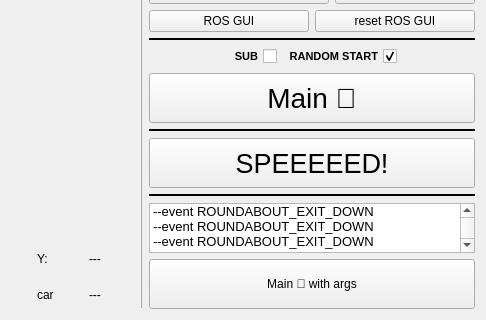
Before: the Qt Designer form include/bfmc_dashboard/dashboard_gui.ui in euhenn/bfmc_dashboard, drawn with Qt 5; both pictures show x 157 to 643 and y 200 to 520 of the 643 by 520 pixel window.
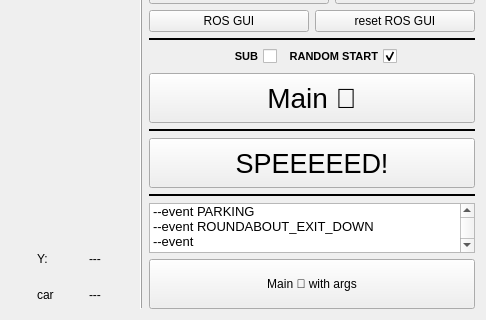
After: the same form once the commit is applied. Custom widgets are drawn as their Qt base class.

Commit message: the args button

Patch:
```diff
--- a/include/bfmc_dashboard/dashboard_gui.ui
+++ b/include/bfmc_dashboard/dashboard_gui.ui
@@ -791,7 +791,7 @@
              </property>
              <item>
               <property name="text">
-               <string>--event ROUNDABOUT_EXIT_DOWN </string>
+               <string>--event PARKING</string>
               </property>
              </item>
              <item>
@@ -801,12 +801,12 @@
              </item>
              <item>
               <property name="text">
-               <string>--event ROUNDABOUT_EXIT_DOWN </string>
+               <string>--event</string>
               </property>
              </item>
              <item>
               <property name="text">
-               <string>--event ROUNDABOUT_EXIT_DOWN </string>
+               <string>--event</string>
               </property>
              </item>
              <item>
```
Left out of the diff: 2 changed lines with no effect on the pictures. The commit also changes 1 other file.
